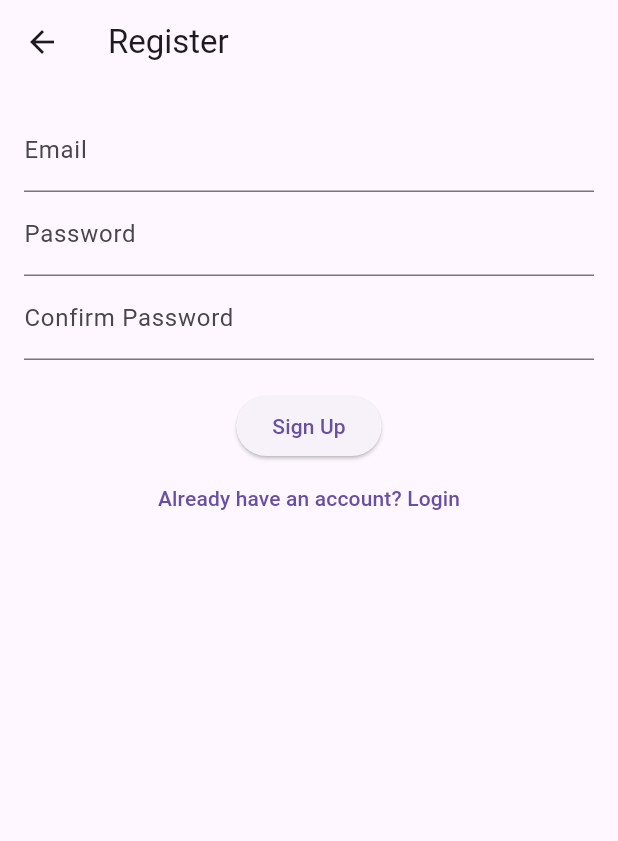
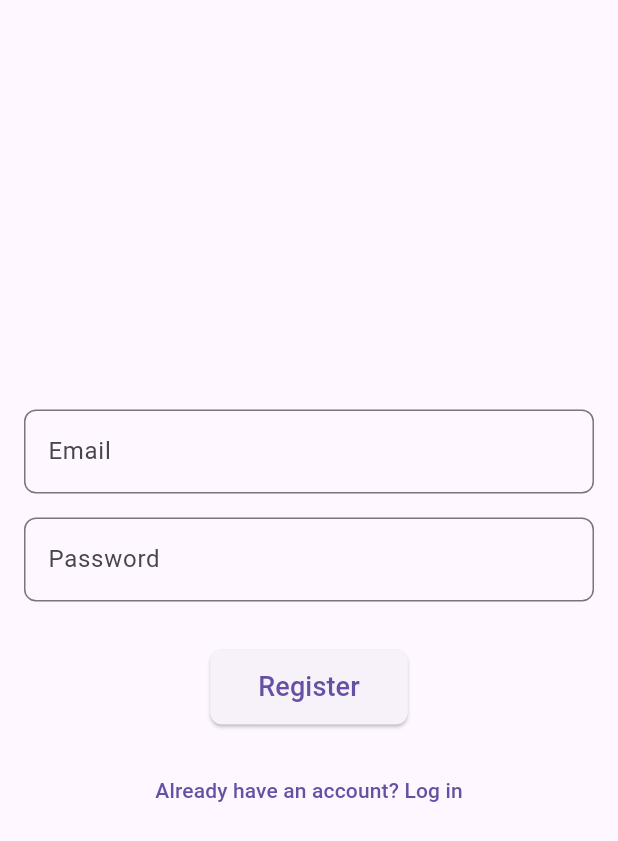
Before and after one commit to Fah4664/reminder-application, a Flutter app: the RegisterPage screen opened directly, on a phone screen of 412 x 824 dp. Shown: the top 841 px of the screen. Run offline on Flutter 3.47's test engine with Material 3 defaults, Android fonts, the phone set to English and light mode, and no system bars; our stand-ins replace cloud_firestore, firebase_auth, firebase_core, flutter_svg; accounts and stored records are empty.

Commit message:
Update register_page.dart

```diff
--- a/lib/pages/register_page.dart
+++ b/lib/pages/register_page.dart
@@ -1,6 +1,6 @@
 import 'package:flutter/material.dart';
 import 'package:firebase_auth/firebase_auth.dart';
-import 'package:cloud_firestore/cloud_firestore.dart';
+import 'login_page.dart';
 
 class RegisterPage extends StatefulWidget {
   @override
@@ -10,76 +10,139 @@ class RegisterPage extends StatefulWidget {
 class _RegisterPageState extends State<RegisterPage> {
   final _emailController = TextEditingController();
   final _passwordController = TextEditingController();
-  final _confirmPasswordController = TextEditingController();
+  final _formKey = GlobalKey<FormState>();
+  bool _isLoading = false;
 
-  Future<void> _signUp() async {
-    if (_passwordController.text != _confirmPasswordController.text) {
-      // Passwords do not match
-      ScaffoldMessenger.of(context).showSnackBar(
-        SnackBar(content: Text("Passwords do not match")),
-      );
-      return;
-    }
+  void _register() async {
+    if (_formKey.currentState!.validate()) {
+      setState(() {
+        _isLoading = true;
+      });
 
       try {
-      UserCredential userCredential =
+        final user = await FirebaseAuth.instance
+            .fetchSignInMethodsForEmail(_emailController.text);
+
+        if (user.isNotEmpty) {
+          ScaffoldMessenger.of(context).showSnackBar(
+            SnackBar(content: Text('Email is already registered.')),
+          );
+        } else {
           await FirebaseAuth.instance.createUserWithEmailAndPassword(
             email: _emailController.text,
             password: _passwordController.text,
           );
-      if (userCredential.user != null) {
-        await FirebaseFirestore.instance
-            .collection('users')
-            .doc(userCredential.user!.uid)
-            .set({
-          'email': _emailController.text,
-          'created_at': Timestamp.now(),
-        });
-        Navigator.pushReplacementNamed(context, '/home');
+          ScaffoldMessenger.of(context).showSnackBar(
+            SnackBar(content: Text('Registration successful!')),
+          );
+
+          // นำผู้ใช้ไปที่หน้า LoginPage
+          Navigator.pushReplacement(
+            context,
+            MaterialPageRoute(builder: (context) => LoginPage()),
+          );
+
+          // คุณสามารถนำไปที่หน้าอื่นได้ที่นี่
         }
       } catch (e) {
-      print("Error: $e");
+        ScaffoldMessenger.of(context).showSnackBar(
+          SnackBar(content: Text('Registration failed: $e')),
+        );
+      } finally {
+        setState(() {
+          _isLoading = false;
+        });
+      }
     }
   }
 
   @override
   Widget build(BuildContext context) {
     return Scaffold(
-      appBar: AppBar(
-        title: const Text('Register'),
+      body: Center(
+        child: Padding(
+          padding: const EdgeInsets.all(16.0),
+          child: Form(
+            key: _formKey,
+            child: Column(
+              mainAxisSize: MainAxisSize.min,
+              children: [
+                _buildTextField(
+                  controller: _emailController,
+                  label: 'Email',
+                  keyboardType: TextInputType.emailAddress,
+                  validator: (value) {
+                    if (value!.isEmpty) {
+                      return 'Please enter your email';
+                    }
+                    return null;
+                  },
                 ),
-      body: Padding(
-        padding: const EdgeInsets.all(16.0),
-        child: Column(
-          children: [
-            TextField(
-              controller: _emailController,
-              decoration: const InputDecoration(labelText: 'Email'),
+                SizedBox(height: 16.0),
+                _buildTextField(
+                  controller: _passwordController,
+                  label: 'Password',
+                  obscureText: true,
+                  validator: (value) {
+                    if (value!.isEmpty) {
+                      return 'Please enter your password';
+                    }
+                    return null;
+                  },
                 ),
-            TextField(
-              controller: _passwordController,
-              decoration: const InputDecoration(labelText: 'Password'),
-              obscureText: true,
+                SizedBox(height: 32.0),
+                _isLoading
+                    ? CircularProgressIndicator()
+                    : ElevatedButton(
+                        onPressed: _register,
+                        style: ElevatedButton.styleFrom(
+                          padding: EdgeInsets.symmetric(
+                              horizontal: 32.0, vertical: 12.0),
+                          shape: RoundedRectangleBorder(
+                            borderRadius: BorderRadius.circular(8.0),
                           ),
-            TextField(
-              controller: _confirmPasswordController,
-              decoration: const InputDecoration(labelText: 'Confirm Password'),
-              obscureText: true,
                         ),
-            const SizedBox(height: 20),
-            ElevatedButton(
-              onPressed: _signUp,
-              child: const Text('Sign Up'),
+                        child: Text(
+                          'Register',
+                          style: TextStyle(fontSize: 18.0),
                         ),
+                      ),
+                SizedBox(height: 20.0),
                 TextButton(
                   onPressed: () {
-                Navigator.pushReplacementNamed(context, '/login');
+                    Navigator.push(
+                      context,
+                      MaterialPageRoute(builder: (context) => LoginPage()),
+                    );
                   },
-              child: const Text('Already have an account? Login'),
+                  child: Text('Already have an account? Log in'),
                 ),
               ],
             ),
           ),
+        ),
+      ),
+    );
+  }
+
+  Widget _buildTextField({
+    required TextEditingController controller,
+    required String label,
+    bool obscureText = false,
+    TextInputType keyboardType = TextInputType.text,
+    required String? Function(String?) validator,
+  }) {
+    return TextFormField(
+      controller: controller,
+      decoration: InputDecoration(
+        labelText: label,
+        border: OutlineInputBorder(
+          borderRadius: BorderRadius.circular(8.0),
+        ),
+      ),
+      obscureText: obscureText,
+      keyboardType: keyboardType,
+      validator: validator,
     );
   }
 }
```
Lines whose indentation alone changed are shown as unchanged.
